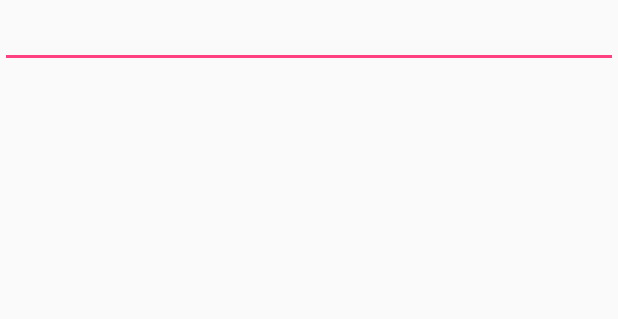
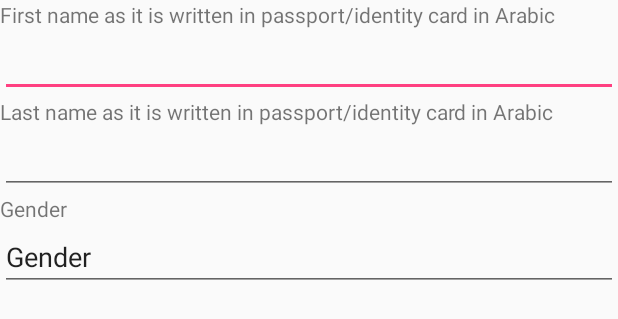
Before and after one commit to minakhan01/spark, an Android app: the layout fragment_account_information.xml on its own in the app's theme, with its tools: preview values and no code run, on a phone screen of 412 x 824 dp. Shown: the top 319 px of the screen. Run offline under Robolectric (Android 15) with nearby library versions, the phone set to English and light mode, and no system bars.

Commit message:
setting up form fragments

```diff
--- a/app/src/main/res/layout/fragment_account_information.xml
+++ b/app/src/main/res/layout/fragment_account_information.xml
@@ -3,8 +3,32 @@
               android:orientation="vertical"
               android:layout_width="match_parent"
               android:layout_height="match_parent">
+  <TextView
+    android:layout_width="match_parent"
+    android:layout_height="wrap_content"
+    android:text="@string/first_name_field"/>
   <EditText
     android:layout_width="match_parent"
     android:layout_height="wrap_content"
-    android:text=""/>
+    android:id="@+id/first_name_input"/>
+
+  <TextView
+    android:layout_width="match_parent"
+    android:layout_height="wrap_content"
+    android:text="@string/last_name_field"/>
+  <EditText
+    android:layout_width="match_parent"
+    android:layout_height="wrap_content"
+    android:id="@+id/last_name_input"/>
+
+  <TextView
+    android:layout_width="match_parent"
+    android:layout_height="wrap_content"
+    android:text="@string/gender_field"/>
+  <EditText
+    android:layout_width="match_parent"
+    android:layout_height="wrap_content"
+    android:text="@string/gender_field"
+    android:id="@+id/gender_input"/>
+
 </LinearLayout>
--- a/app/src/main/res/values/strings.xml
+++ b/app/src/main/res/values/strings.xml
@@ -437,7 +437,7 @@
 
   <!--Field Studies-->
   <string name="already_got_scholarship_field">Do you already have a scholarship?</string>
-  <string name="specify_grant_field">If yes, please specify the grant that you'll receive</string>
+  <string name="specify_grant_field">If yes, please specify the grant that you\'ll receive</string>
   <string name="first_study_interest_field">First option: What field of study are you interested in
     studying?</string>
   <string name="second_study_interest_field">Second option: What field of study are you interested
```
Also changed, not shown: app/src/main/java/com/spark/spark/AccountInformationFragment.java (+11 -0 lines), app/src/main/java/com/spark/spark/PersonalInformationFragment.java (+11 -0 lines), app/src/main/java/com/spark/spark/PreviousExperienceFragment.java (+11 -0 lines), app/src/main/java/com/spark/spark/RecordAndSendFragment.java (+11 -0 lines), app/src/main/java/com/spark/spark/StimulusFragment.java (+11 -0 lines), app/src/main/res/menu/activity_main_drawer.xml (+11 -11 lines).
